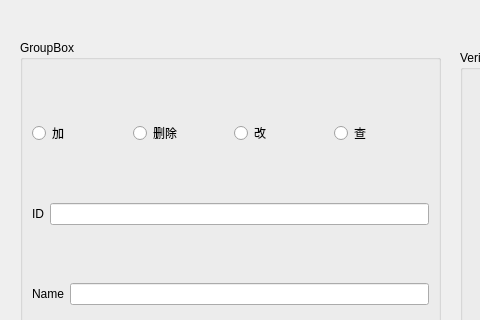
Above: vip_mgr.ui from zhuxian1guo/QTMachine before the change; both pictures show x 0 to 480 and y 0 to 320 of the 900 by 502 pixel window. Below: the same form after it.
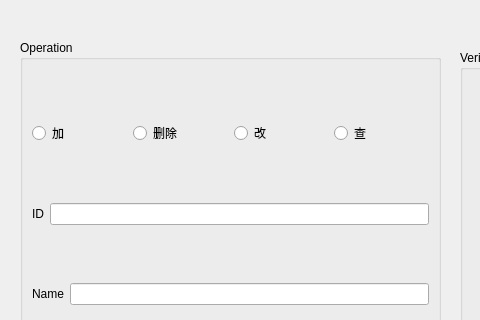
That is the form after the change.

```diff
--- a/vip_mgr.ui
+++ b/vip_mgr.ui
@@ -23,7 +23,7 @@
     </rect>
    </property>
    <property name="title">
-    <string>GroupBox</string>
+    <string>Operation</string>
    </property>
    <layout class="QVBoxLayout" name="verticalLayout">
     <item>
```
